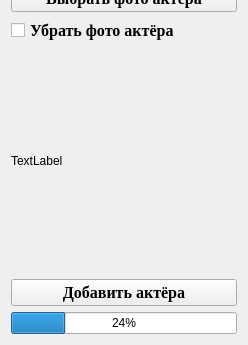
First picture: the form in Client/addactor.ui, repository NikitaVirachev/course-work-on-DB, before the edit; both pictures show x 0 to 248 and y 232 to 577 of the 248 by 577 pixel window.
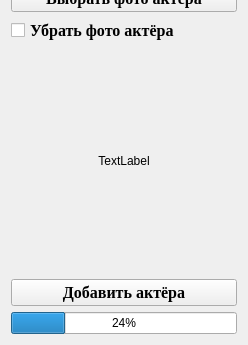
Second picture: the form after the edit.

```diff
--- a/Client/addactor.ui
+++ b/Client/addactor.ui
@@ -160,6 +160,9 @@
      <property name="text">
       <string>TextLabel</string>
      </property>
+     <property name="alignment">
+      <set>Qt::AlignCenter</set>
+     </property>
     </widget>
    </item>
    <item row="10" column="0">
```
